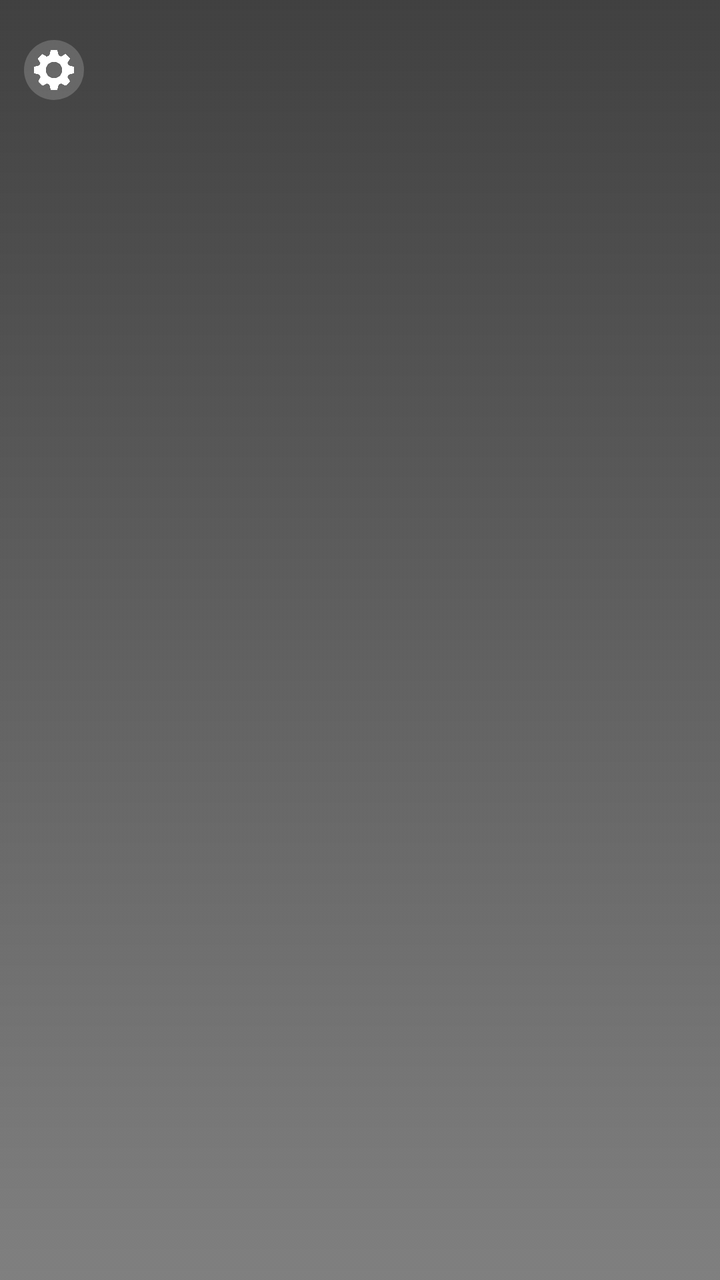
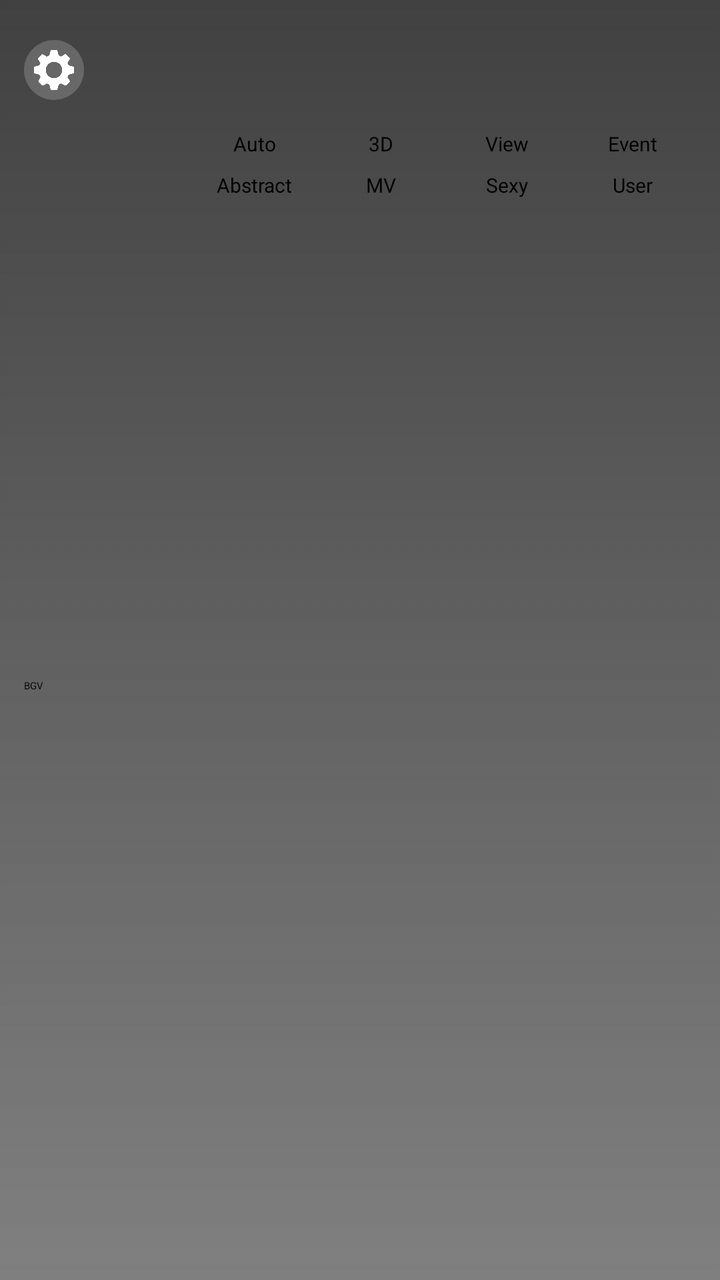

An Android layout rendered at two revisions. The XML below is the earlier revision; the diff shows what the commit changed to produce the second picture.
<!-- AndroidManifest.xml: application theme Theme.PlatinumKaraoke -->
<!-- res/layout/popup_settings.xml -->
<?xml version="1.0" encoding="utf-8"?>
<LinearLayout
    xmlns:android="http://schemas.android.com/apk/res/android"
    android:id="@+id/slider_container"
    android:layout_width="200dp"
    android:layout_height="wrap_content"
    android:orientation="vertical"
    android:background="@drawable/bg_settings_popup"
    android:padding="12dp">


    <ImageView
        android:layout_width="30dp"
        android:layout_height="30dp"
        android:layout_marginVertical="8dp"
        android:padding="5dp"
        android:src="@drawable/gear1"
        android:background="@drawable/selector_button"
        android:tint="@color/selector_icon_tint"
        android:focusable="true"
        android:focusableInTouchMode="true"
        android:contentDescription="@string/btn_settings"/>


</LinearLayout>
<!-- resources referenced by this layout -->
<resources>
  <!-- drawable bg_settings_popup (drawable) -->
  <selector xmlns:android="http://schemas.android.com/apk/res/android">
  
      
      <item>
          <shape android:shape="rectangle">
              <gradient
                  android:startColor="#bf010101"
                  android:endColor="#80010101"
                  android:angle="270"/>
          </shape>
      </item>
  
  </selector>
  <!-- drawable gear1: png bitmap (drawable, 17419 bytes) -->
  <!-- drawable selector_button (drawable) -->
  <selector xmlns:android="http://schemas.android.com/apk/res/android">
  
      
      <item android:state_focused="true">
          <shape android:shape="rectangle">
              <solid android:color="#FFFFFF"/>
              <corners android:radius="30dp"/>
          </shape>
      </item>
  
  
  
      
      <item>
          <shape android:shape="rectangle">
              <solid android:color="#30FFFFFF"/>
              <corners android:radius="30dp"/>
          </shape>
      </item>
  
  </selector>
  <string name="btn_settings">Settings Icon</string>
  <style name="Theme.PlatinumKaraoke" parent="@style/Theme.Leanback" />
</resources>

<!-- the commit's change to res/layout/popup_settings.xml (unified diff, before → after) -->
@@ -21,5 +21,201 @@
         android:focusableInTouchMode="true"
         android:contentDescription="@string/btn_settings"/>
 
+    <LinearLayout
+        android:layout_width="match_parent"
+        android:layout_height="match_parent"
+        android:orientation="horizontal">
+
+        <TextView
+            android:layout_width="0dp"
+            android:layout_height="wrap_content"
+            android:layout_weight="1"
+            android:layout_gravity="center"
+            android:text="BGV"/>
+
+        <RadioGroup
+            android:layout_width="0dp"
+            android:layout_weight="3"
+            android:layout_height="wrap_content"
+            android:orientation="vertical">
+
+            <GridLayout
+                android:layout_width="match_parent"
+                android:layout_height="wrap_content"
+                android:columnCount="4">
+
+                
+                <LinearLayout
+                    android:layout_width="0dp"
+                    android:layout_height="wrap_content"
+                    android:layout_columnWeight="1"
+                    android:orientation="vertical"
+                    android:gravity="center">
+
+                    <RadioButton
+                        android:id="@+id/bgv_auto"
+                        android:layout_width="wrap_content"
+                        android:layout_height="wrap_content"
+                        android:text=""/>
+
+                    <TextView
+                        android:layout_width="wrap_content"
+                        android:layout_height="wrap_content"
+                        android:text="Auto"
+                        android:textSize="10sp"/>
+                </LinearLayout>
+
+                
+                <LinearLayout
+                    android:layout_width="0dp"
+                    android:layout_height="wrap_content"
+                    android:layout_columnWeight="1"
+                    android:orientation="vertical"
+                    android:gravity="center">
+
+                    <RadioButton
+                        android:id="@+id/bgv_3d"
+                        android:layout_width="wrap_content"
+                        android:layout_height="wrap_content"
+                        android:text=""/>
+
+                    <TextView
+                        android:layout_width="wrap_content"
+                        android:layout_height="wrap_content"
+                        android:text="3D"
+                        android:textSize="10sp"/>
+                </LinearLayout>
+
+                
+                <LinearLayout
+                    android:layout_width="0dp"
+                    android:layout_height="wrap_content"
+                    android:layout_columnWeight="1"
+                    android:orientation="vertical"
+                    android:gravity="center">
+
+                    <RadioButton
+                        android:id="@+id/bgv_view"
+                        android:layout_width="wrap_content"
+                        android:layout_height="wrap_content"
+                        android:text=""/>
+
+                    <TextView
+                        android:layout_width="wrap_content"
+                        android:layout_height="wrap_content"
+                        android:text="View"
+                        android:textSize="10sp"/>
+                </LinearLayout>
+
+                
+                <LinearLayout
+                    android:layout_width="0dp"
+                    android:layout_height="wrap_content"
+                    android:layout_columnWeight="1"
+                    android:orientation="vertical"
+                    android:gravity="center">
+
+                    <RadioButton
+                        android:id="@+id/bgv_event"
+                        android:layout_width="wrap_content"
+                        android:layout_height="wrap_content"
+                        android:text=""/>
+
+                    <TextView
+                        android:layout_width="wrap_content"
+                        android:layout_height="wrap_content"
+                        android:text="Event"
+                        android:textSize="10sp"/>
+                </LinearLayout>
+
+                
+                <LinearLayout
+                    android:layout_width="0dp"
+                    android:layout_height="wrap_content"
+                    android:layout_columnWeight="1"
+                    android:orientation="vertical"
+                    android:gravity="center">
+
+                    <RadioButton
+                        android:id="@+id/bgv_abstract"
+                        android:layout_width="wrap_content"
+                        android:layout_height="wrap_content"
+                        android:text=""/>
+
+                    <TextView
+                        android:layout_width="wrap_content"
+                        android:layout_height="wrap_content"
+                        android:text="Abstract"
+                        android:textSize="10sp"/>
+                </LinearLayout>
+
+                
+                <LinearLayout
+                    android:layout_width="0dp"
+                    android:layout_height="wrap_content"
+                    android:layout_columnWeight="1"
+                    android:orientation="vertical"
+                    android:gravity="center">
+
+                    <RadioButton
+                        android:id="@+id/bgv_mv"
+                        android:layout_width="wrap_content"
+                        android:layout_height="wrap_content"
+                        android:text=""/>
+
+                    <TextView
+                        android:layout_width="wrap_content"
+                        android:layout_height="wrap_content"
+                        android:text="MV"
+                        android:textSize="10sp"/>
+                </LinearLayout>
+
+                
+                <LinearLayout
+                    android:layout_width="0dp"
+                    android:layout_height="wrap_content"
+                    android:layout_columnWeight="1"
+                    android:orientation="vertical"
+                    android:gravity="center">
+
+                    <RadioButton
+                        android:id="@+id/bgv_sexy"
+                        android:layout_width="wrap_content"
+                        android:layout_height="wrap_content"
+                        android:text=""/>
+
+                    <TextView
+                        android:layout_width="wrap_content"
+                        android:layout_height="wrap_content"
+                        android:text="Sexy"
+                        android:textSize="10sp"/>
+                </LinearLayout>
+
+                
+                <LinearLayout
+                    android:layout_width="0dp"
+                    android:layout_height="wrap_content"
+                    android:layout_columnWeight="1"
+                    android:orientation="vertical"
+                    android:gravity="center">
+
+                    <RadioButton
+                        android:id="@+id/bgv_user"
+                        android:layout_width="wrap_content"
+                        android:layout_height="wrap_content"
+                        android:text=""/>
+
+                    <TextView
+                        android:layout_width="wrap_content"
+                        android:layout_height="wrap_content"
+                        android:text="User"
+                        android:textSize="10sp"/>
+                </LinearLayout>
+
+            </GridLayout>
+
+        </RadioGroup>
+    </LinearLayout>
+
 
 </LinearLayout>
